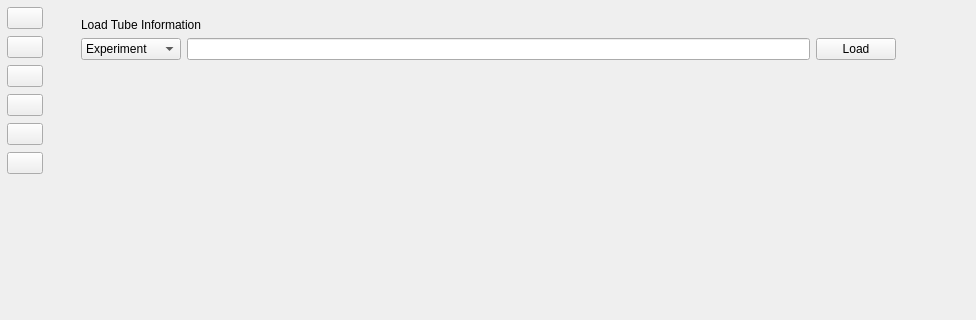
Old version of the form GUI/Navigation.ui in the repository Prof-Adrian-Mueller/Agile_Roboticsystems_Laborstrasse; both pictures show x 0 to 976 and y 0 to 320 of the 976 by 758 pixel window.
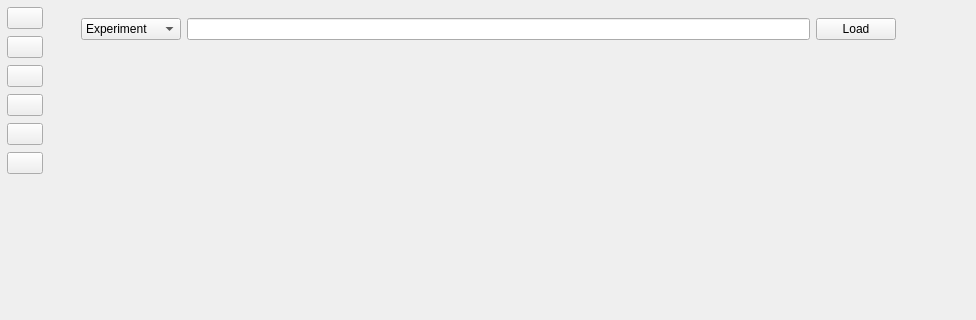
New version of the form. The open tabs and pages were chosen to show the change. Icons and pictures are not drawn.

What changed in the file:
```diff
--- a/GUI/Navigation.ui
+++ b/GUI/Navigation.ui
@@ -345,13 +345,6 @@
                </sizepolicy>
               </property>
               <layout class="QVBoxLayout" name="verticalLayout_3">
-               <item>
-                <widget class="QLabel" name="label_4">
-                 <property name="text">
-                  <string>Load Tube Information</string>
-                 </property>
-                </widget>
-               </item>
                <item>
                 <layout class="QHBoxLayout" name="horizontalLayout_15">
                  <property name="sizeConstraint">
```
Left out of the diff: 2 changed lines with no effect on the pictures.
